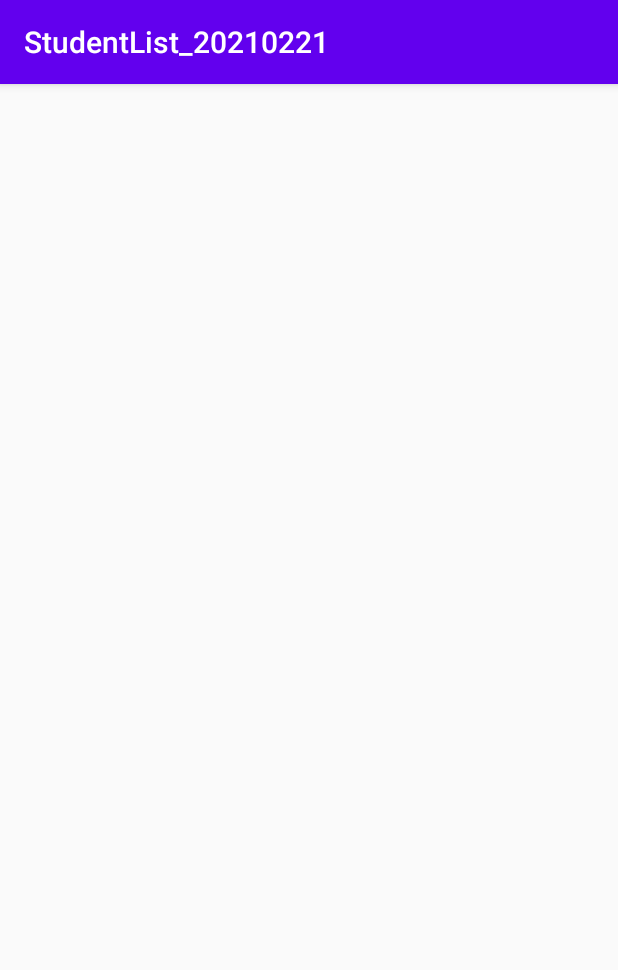
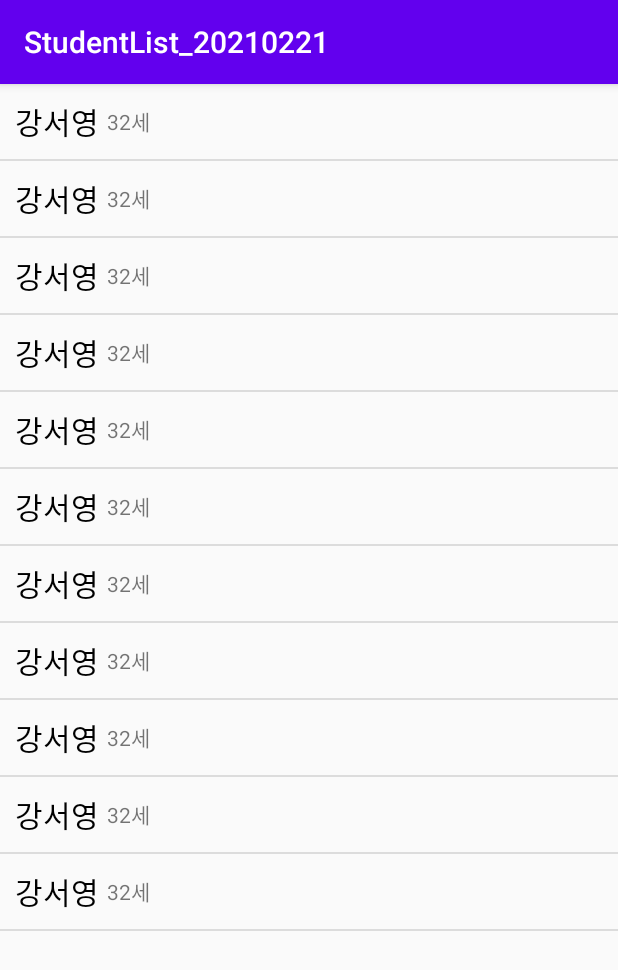
Before and after one commit to seoyeongkang/StudentList_20210221, an Android app: the screen it shows after launch (MainActivity), on a phone screen of 412 x 824 dp. Shown: the top 970 px of the screen. Run offline under Robolectric (Android 15) with nearby library versions, the phone set to English and light mode, and no system bars.

```diff
--- a/app/src/main/java/com/tjoeun/studentlist_20210221/MainActivity.kt
+++ b/app/src/main/java/com/tjoeun/studentlist_20210221/MainActivity.kt
@@ -2,12 +2,18 @@ package com.tjoeun.studentlist_20210221
 
 import androidx.appcompat.app.AppCompatActivity
 import android.os.Bundle
+import android.widget.ArrayAdapter
+import com.tjoeun.studentlist_20210221.adapters.StudentAdapter
 import com.tjoeun.studentlist_20210221.datas.Student
+import kotlinx.android.synthetic.main.activity_main.*
 
 class MainActivity : AppCompatActivity() {
 
 //    실제 학생들을 담아줄 목록 변수.
     val mStudentList = ArrayList<Student>()
+
+//    리스트뷰의 각각의 줄을 실제로 뿌려줄 어댑터 변수
+    lateinit var mAdapter :StudentAdapter
 
     override fun onCreate(savedInstanceState: Bundle?) {
         super.onCreate(savedInstanceState)
@@ -25,5 +31,11 @@ class MainActivity : AppCompatActivity() {
         mStudentList.add(Student("최원종",1967))
         mStudentList.add(Student("최윤정",1987))
 
+//        나중에 담아준다던 mAdapter에 실제 어댑터 대입
+        mAdapter = StudentAdapter(this, R.layout.student_list_item, mStudentList)
+
+//        리스트뷰의 어댑터로써 => mAdapter를 지정.
+        studentListView.adapter = mAdapter
+
     }
 }
```
